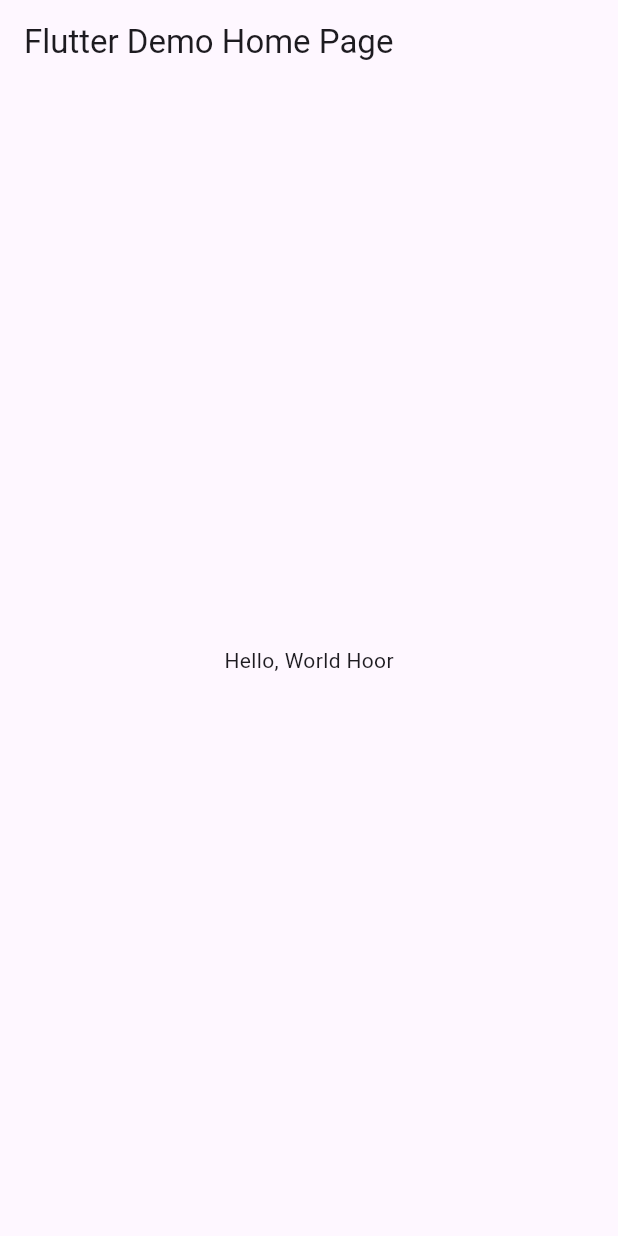
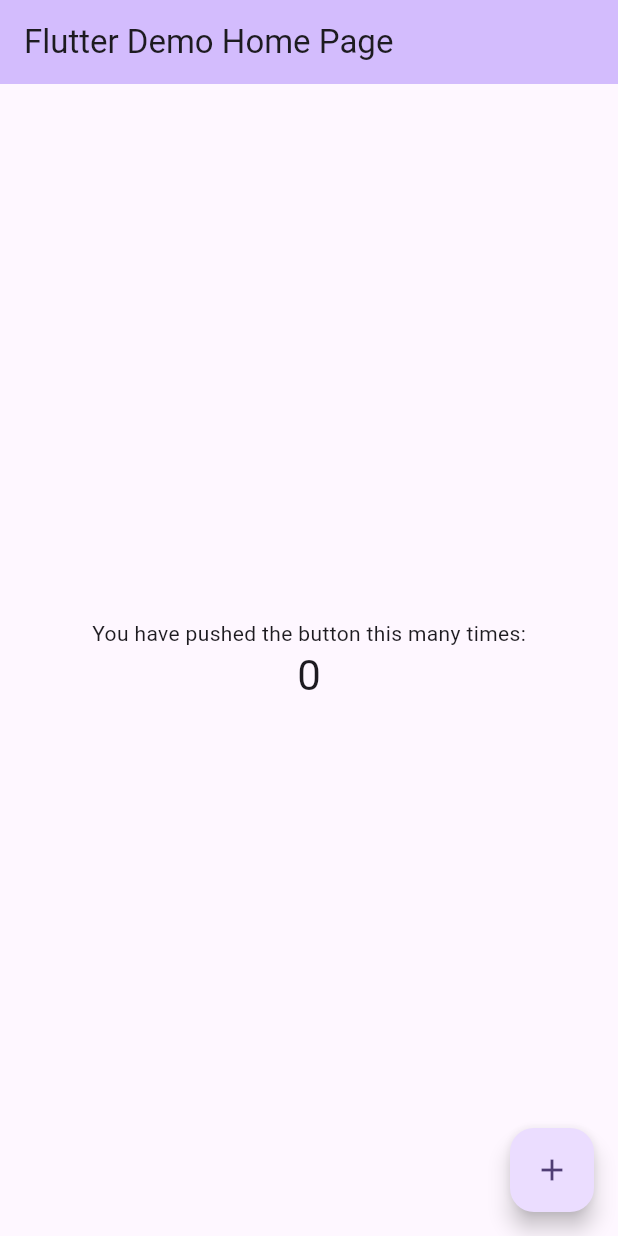
Before and after one commit to hoor123-ma/test_repo, a Flutter app: the screen it shows after launch, on a phone screen of 412 x 824 dp. Run offline on Flutter 3.47's test engine with Material 3 defaults, Android fonts, the phone set to English and light mode, and no system bars.

Commit message:
change name

```diff
--- a/lib/main.dart
+++ b/lib/main.dart
@@ -5,17 +5,118 @@ void main() {
 }
 
 class App extends StatelessWidget {
-  const MyApp({super.key});
+  const App({super.key});
 
   // This widget is the root of your application.
   @override
   Widget build(BuildContext context) {
     return MaterialApp(
-      title: 'Flutter Demo',
-      home: Scaffold(
-        appBar: AppBar(title: const Text('Flutter Demo Home Page')),
-        body: const Center(child: Text('Hello, World Hoor')),
+      title: 'Flutter',
+      theme: ThemeData(
+        // This is the theme of your application.
+        //
+        // TRY THIS: Try running your application with "flutter run". You'll see
+        // the application has a purple toolbar. Then, without quitting the app,
+        // try changing the seedColor in the colorScheme below to Colors.green
+        // and then invoke "hot reload" (save your changes or press the "hot
+        // reload" button in a Flutter-supported IDE, or press "r" if you used
+        // the command line to start the app).
+        //
+        // Notice that the counter didn't reset back to zero; the application
+        // state is not lost during the reload. To reset the state, use hot
+        // restart instead.
+        //
+        // This works for code too, not just values: Most code changes can be
+        // tested with just a hot reload.
+        colorScheme: ColorScheme.fromSeed(seedColor: Colors.deepPurple),
       ),
+      home: const MyHomePage(title: 'Flutter Demo Home Page'),
     );
   }
 }
+
+class MyHomePage extends StatefulWidget {
+  const MyHomePage({super.key, required this.title});
+
+  // This widget is the home page of your application. It is stateful, meaning
+  // that it has a State object (defined below) that contains fields that affect
+  // how it looks.
+
+  // This class is the configuration for the state. It holds the values (in this
+  // case the title) provided by the parent (in this case the App widget) and
+  // used by the build method of the State. Fields in a Widget subclass are
+  // always marked "final".
+
+  final String title;
+
+  @override
+  State<MyHomePage> createState() => _MyHomePageState();
+}
+
+class _MyHomePageState extends State<MyHomePage> {
+  int _counter = 0;
+
+  void _incrementCounter() {
+    setState(() {
+      // This call to setState tells the Flutter framework that something has
+      // changed in this State, which causes it to rerun the build method below
+      // so that the display can reflect the updated values. If we changed
+      // _counter without calling setState(), then the build method would not be
+      // called again, and so nothing would appear to happen.
+      _counter++;
+    });
+  }
+
+  @override
+  Widget build(BuildContext context) {
+    // This method is rerun every time setState is called, for instance as done
+    // by the _incrementCounter method above.
+    //
+    // The Flutter framework has been optimized to make rerunning build methods
+    // fast, so that you can just rebuild anything that needs updating rather
+    // than having to individually change instances of widgets.
+    return Scaffold(
+      appBar: AppBar(
+        // TRY THIS: Try changing the color here to a specific color (to
+        // Colors.amber, perhaps?) and trigger a hot reload to see the AppBar
+        // change color while the other colors stay the same.
+        backgroundColor: Theme.of(context).colorScheme.inversePrimary,
+        // Here we take the value from the MyHomePage object that was created by
+        // the App.build method, and use it to set our appbar title.
+        title: Text(widget.title),
+      ),
+      body: Center(
+        // Center is a layout widget. It takes a single child and positions it
+        // in the middle of the parent.
+        child: Column(
+          // Column is also a layout widget. It takes a list of children and
+          // arranges them vertically. By default, it sizes itself to fit its
+          // children horizontally, and tries to be as tall as its parent.
+          //
+          // Column has various properties to control how it sizes itself and
+          // how it positions its children. Here we use mainAxisAlignment to
+          // center the children vertically; the main axis here is the vertical
+          // axis because Columns are vertical (the cross axis would be
+          // horizontal).
+          //
+          // TRY THIS: Invoke "debug painting" (choose the "Toggle Debug Paint"
+          // action in the IDE, or press "p" in the console), to see the
+          // wireframe for each widget.
+          mainAxisAlignment: MainAxisAlignment.center,
+          children: <Widget>[
+            const Text('You have pushed the button this many times:'),
+            Text(
+              '$_counter',
+              style: Theme.of(context).textTheme.headlineMedium,
+            ),
+          ],
+        ),
+      ),
+      floatingActionButton: FloatingActionButton(
+        onPressed: _incrementCounter,
+        tooltip: 'Increment',
+        child: const Icon(Icons.add),
+      ), // This trailing comma makes auto-formatting nicer for build methods.
+    );
+  }
+}
```
